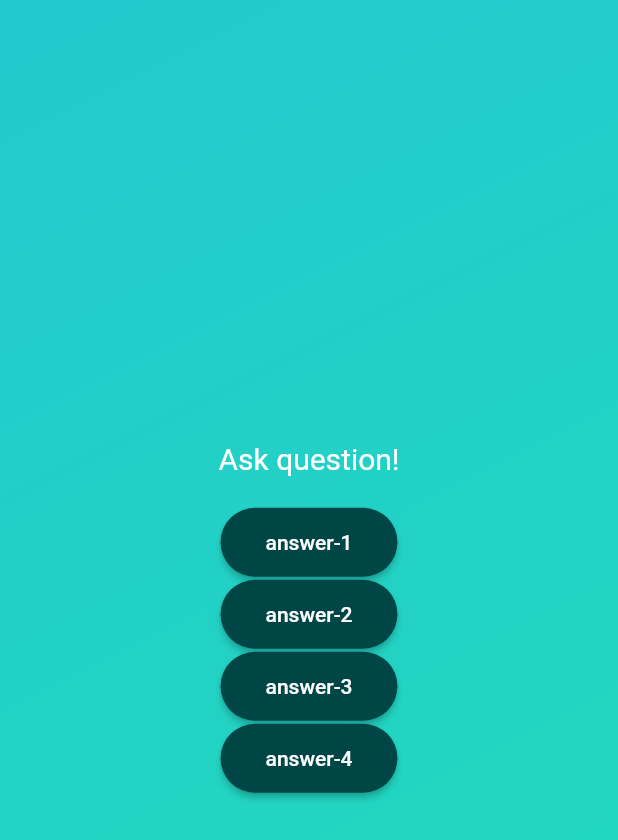
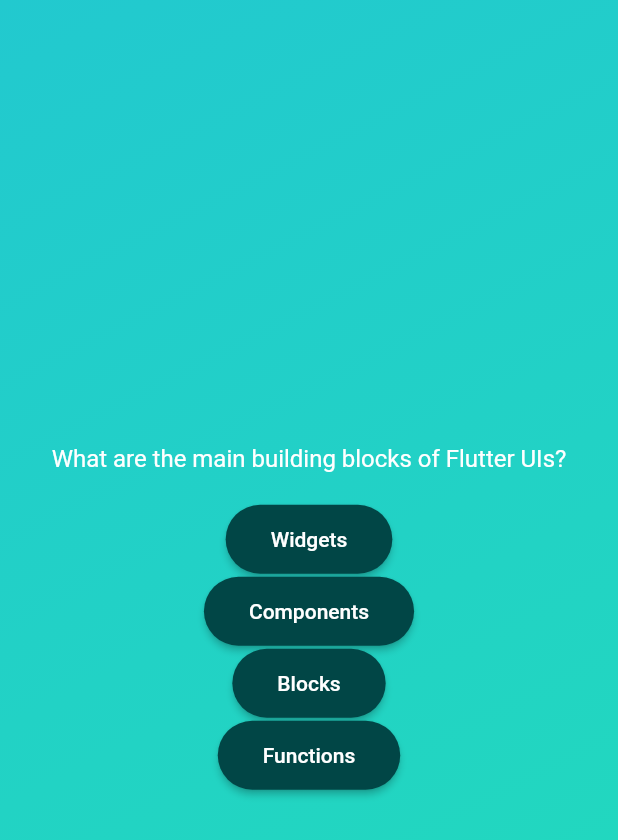
Before and after one commit to rinkusinghh/quiz-app, a Flutter app: the screen it shows after launch, after a tap on "Quiz App", on a phone screen of 412 x 824 dp. Shown: the top 840 px of the screen. Run offline on Flutter 3.47's test engine with Material 2 defaults, Android fonts, the phone set to English and light mode, and no system bars.

Commit message:
Accessing list elements and object properties

```diff
--- a/lib/questions_screen.dart
+++ b/lib/questions_screen.dart
@@ -1,5 +1,6 @@
 import 'package:flutter/material.dart';
 import 'package:quiz_app/answers_button.dart';
+import 'package:quiz_app/data/questions.dart';
 
 class QuestionsScreen extends StatefulWidget {
   const QuestionsScreen({super.key});
@@ -12,20 +13,21 @@ class QuestionsScreen extends StatefulWidget {
 class _QuestionsScreenState extends State<QuestionsScreen> {
   @override
   Widget build(context) {
+    final currentQuestion = questions[0];
     return SizedBox(
       width: double.infinity,
       child: Column(
         mainAxisAlignment: MainAxisAlignment.center,
         children: [
-          const Text('Ask question!',
-              style: TextStyle(color: Colors.white, fontSize: 20)),
+          Text(currentQuestion.text,
+              style: const TextStyle(color: Colors.white, fontSize: 16)),
           const SizedBox(
             height: 20,
           ),
-          AnswersButton(answerText: 'answer-1', onTap: () {}),
-          AnswersButton(answerText: 'answer-2', onTap: () {}),
-          AnswersButton(answerText: 'answer-3', onTap: () {}),
-          AnswersButton(answerText: 'answer-4', onTap: () {}),
+          AnswersButton(answerText: currentQuestion.answers[0], onTap: () {}),
+          AnswersButton(answerText: currentQuestion.answers[1], onTap: () {}),
+          AnswersButton(answerText: currentQuestion.answers[2], onTap: () {}),
+          AnswersButton(answerText: currentQuestion.answers[3], onTap: () {}),
         ],
       ),
     );
```
